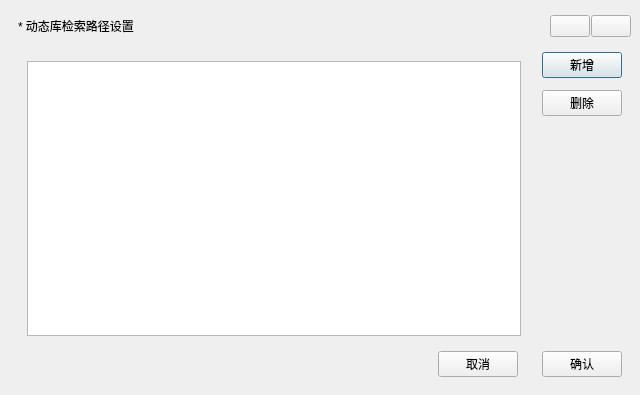
Before: the Qt Designer form Dialog/dialogsetting.ui in Mtr1994/Auxilium, drawn with Qt 5.
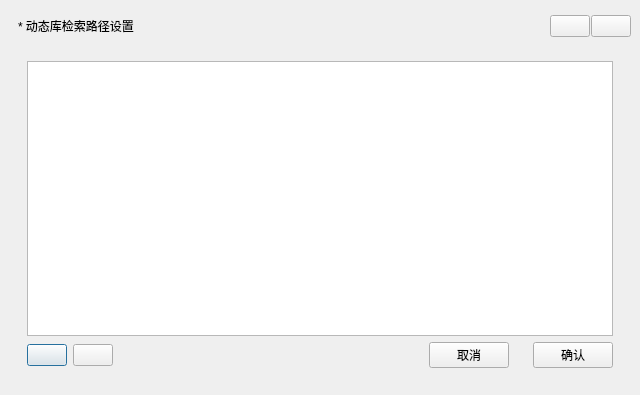
After: the same form once the commit is applied. Icons and pictures are not drawn. Custom widgets are drawn as their Qt base class.

What changed in the file:
```diff
--- a/Dialog/dialogsetting.ui
+++ b/Dialog/dialogsetting.ui
@@ -99,52 +99,34 @@
               </property>
               <layout class="QGridLayout" name="gridLayout_6">
                <item row="0" column="0">
-                <widget class="QListView" name="lvTargetPath"/>
-               </item>
-              </layout>
-             </widget>
-            </item>
-            <item row="0" column="1">
-             <layout class="QVBoxLayout" name="verticalLayout">
-              <property name="spacing">
-               <number>12</number>
-              </property>
-              <item>
-               <widget class="QPushButton" name="pushButton">
-                <property name="text">
-                 <string>新增</string>
-                </property>
-                <property name="Cancel" stdset="0">
+                <widget class="QListView" name="lvTargetPath">
+                 <property name="horizontalScrollBarPolicy">
+                  <enum>Qt::ScrollBarAlwaysOff</enum>
+                 </property>
+                 <property name="showDropIndicator" stdset="0">
+                  <bool>false</bool>
+                 </property>
+                 <property name="dragEnabled">
                  <bool>true</bool>
                 </property>
-               </widget>
-              </item>
-              <item>
-               <widget class="QPushButton" name="pushButton_2">
-                <property name="text">
-                 <string>删除</string>
-                </property>
-                <property name="Cancel" stdset="0">
-                 <bool>true</bool>
-                </property>
-               </widget>
-              </item>
-              <item>
-               <spacer name="verticalSpacer">
-                <property name="orientation">
-                 <enum>Qt::Vertical</enum>
-                </property>
-                <property name="sizeHint" stdset="0">
-                 <size>
-                  <width>20</width>
-                  <height>40</height>
-                 </size>
-                </property>
-               </spacer>
-              </item>
-             </layout>
-            </item>
-           </layout>
+                 <property name="dragDropMode">
+                  <enum>QAbstractItemView::NoDragDrop</enum>
+                 </property>
+                 <property name="defaultDropAction">
+                  <enum>Qt::MoveAction</enum>
+                 </property>
+                 <property name="selectionBehavior">
+                  <enum>QAbstractItemView::SelectRows</enum>
+                 </property>
+                 <property name="textElideMode">
+                  <enum>Qt::ElideMiddle</enum>
+                 </property>
+                 <property name="movement">
+                  <enum>QListView::Static</enum>
+                 </property>
+                 <property name="selectionRectVisible">
+                  <bool>true</bool>
+                 </property>
           </widget>
          </item>
          <item row="1" column="0">
@@ -152,6 +134,52 @@
            <property name="spacing">
             <number>24</number>
            </property>
+                 <item>
+                  <layout class="QHBoxLayout" name="horizontalLayout_3">
+                   <property name="spacing">
+                    <number>6</number>
+                   </property>
+                   <item>
+                    <widget class="QPushButton" name="btnAddItem">
+                     <property name="styleSheet">
+                      <string notr="true">image: url(:/Resource/image/add.svg);</string>
+                     </property>
+                     <property name="text">
+                      <string/>
+                     </property>
+                     <property name="SmallToolButton" stdset="0">
+                      <bool>false</bool>
+                     </property>
+                    </widget>
+                   </item>
+                   <item>
+                    <widget class="QPushButton" name="btnDelItem">
+                     <property name="styleSheet">
+                      <string notr="true">image: url(:/Resource/image/move.svg);</string>
+                     </property>
+                     <property name="text">
+                      <string/>
+                     </property>
+                     <property name="SmallToolButton" stdset="0">
+                      <bool>false</bool>
+                     </property>
+                    </widget>
+                   </item>
+                   <item>
+                    <spacer name="horizontalSpacer_3">
+                     <property name="orientation">
+                      <enum>Qt::Horizontal</enum>
+                     </property>
+                     <property name="sizeHint" stdset="0">
+                      <size>
+                       <width>40</width>
+                       <height>20</height>
+                      </size>
+                     </property>
+                    </spacer>
+                   </item>
+                  </layout>
+                 </item>
            <item>
             <spacer name="horizontalSpacer">
              <property name="orientation">
@@ -186,6 +214,12 @@
             </widget>
            </item>
           </layout>
+               </item>
+              </layout>
+             </widget>
+            </item>
+           </layout>
+          </widget>
          </item>
         </layout>
        </widget>
```
Lines whose indentation alone changed are shown as unchanged.
